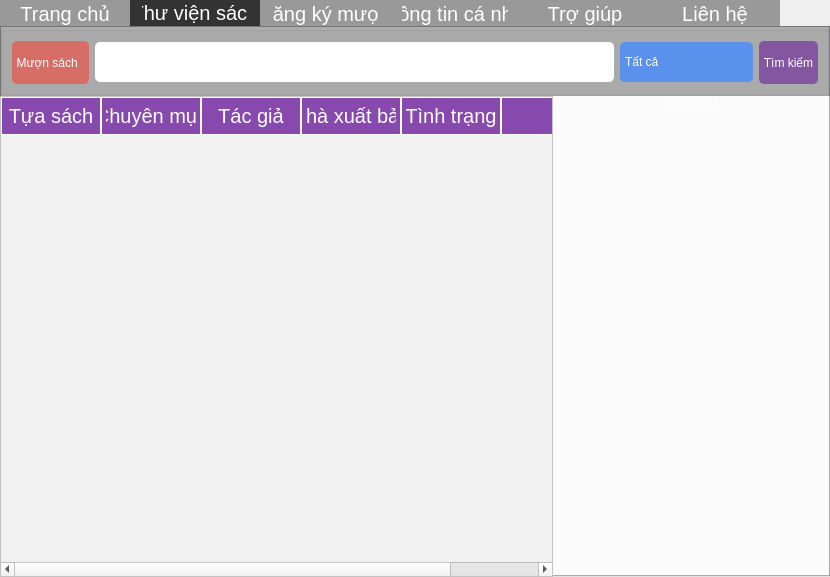
Above: reader.ui from duydvu/Library before the change. Below: the same form after it.
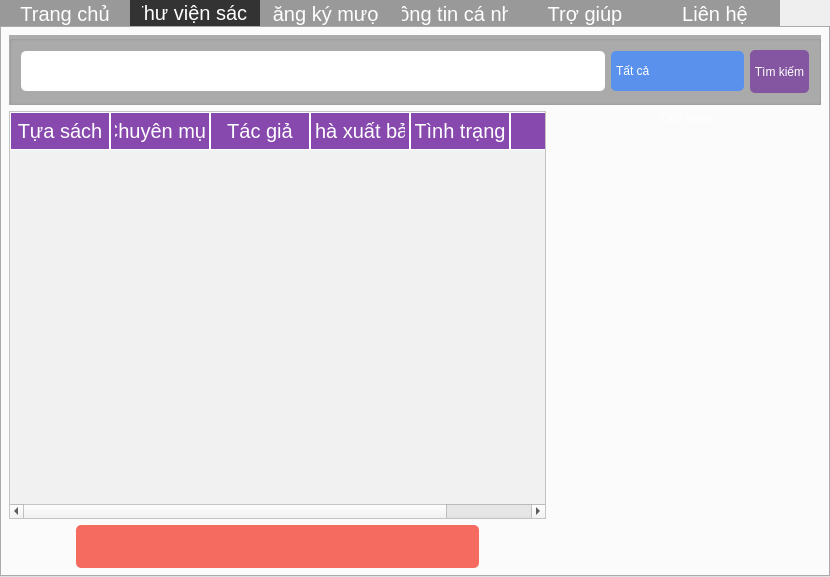
That is the form after the change. The open tabs and pages were chosen to show the change. Icons and pictures are not drawn.

```diff
--- a/reader.ui
+++ b/reader.ui
@@ -201,21 +201,6 @@
           <string>Thư viện sách</string>
          </attribute>
          <layout class="QGridLayout" name="gridLayout_4">
-          <property name="leftMargin">
-           <number>0</number>
-          </property>
-          <property name="topMargin">
-           <number>0</number>
-          </property>
-          <property name="rightMargin">
-           <number>0</number>
-          </property>
-          <property name="bottomMargin">
-           <number>0</number>
-          </property>
-          <property name="spacing">
-           <number>0</number>
-          </property>
           <item row="0" column="0">
            <widget class="QGroupBox" name="groupBox">
             <property name="styleSheet">
@@ -225,30 +210,6 @@
              <string/>
             </property>
             <layout class="QHBoxLayout" name="horizontalLayout">
-             <item>
-              <widget class="QToolButton" name="bookBorrow">
-               <property name="cursor">
-                <cursorShape>PointingHandCursor</cursorShape>
-               </property>
-               <property name="styleSheet">
-                <string notr="true">#bookBorrow{
-	height: 40px;
-	border-width: 0px;
-	border-radius: 5px;
-	background: rgba(244,67,54,150);
-	color: #fff;
-	outline: none;
-	font: 15pt &quot;Myriad Pro Cond&quot;;
-}
-#bookBorrow:hover{
-	background-color: rgba(239,83,80,150);
-}</string>
-               </property>
-               <property name="text">
-                <string>Mượn sách  </string>
-               </property>
-              </widget>
-             </item>
              <item>
               <widget class="QLineEdit" name="bookSearch">
                <property name="styleSheet">
@@ -463,10 +424,9 @@
            </widget>
           </item>
           <item row="1" column="0">
-           <layout class="QHBoxLayout" name="horizontalLayout_2" stretch="2,1">
-            <property name="spacing">
-             <number>0</number>
-            </property>
+           <layout class="QHBoxLayout" name="horizontalLayout_24" stretch="2,1">
+            <item>
+             <layout class="QVBoxLayout" name="verticalLayout_12">
             <item>
              <widget class="QTableWidget" name="bookTable">
               <property name="styleSheet">
@@ -542,6 +502,64 @@
              </widget>
             </item>
             <item>
+               <layout class="QHBoxLayout" name="horizontalLayout_2" stretch="1,1,1">
+                <item>
+                 <spacer name="horizontalSpacer">
+                  <property name="orientation">
+                   <enum>Qt::Horizontal</enum>
+                  </property>
+                  <property name="sizeHint" stdset="0">
+                   <size>
+                    <width>40</width>
+                    <height>20</height>
+                   </size>
+                  </property>
+                 </spacer>
+                </item>
+                <item>
+                 <widget class="QToolButton" name="bookBorrow">
+                  <property name="cursor">
+                   <cursorShape>PointingHandCursor</cursorShape>
+                  </property>
+                  <property name="styleSheet">
+                   <string notr="true">QToolButton{
+	height: 40px;
+	width: 400px;
+	border-width: 0px;
+	border-radius: 5px;
+	background: rgba(244,67,54,200);
+	color: #fff;
+	outline: none;
+	font: 15pt &quot;Myriad Pro Cond&quot;;
+	image: url(Images/cart.png);
+}
+QToolButton:hover{
+	background: rgba(244,67,54,255);
+}</string>
+                  </property>
+                  <property name="text">
+                   <string/>
+                  </property>
+                 </widget>
+                </item>
+                <item>
+                 <spacer name="horizontalSpacer_2">
+                  <property name="orientation">
+                   <enum>Qt::Horizontal</enum>
+                  </property>
+                  <property name="sizeHint" stdset="0">
+                   <size>
+                    <width>40</width>
+                    <height>20</height>
+                   </size>
+                  </property>
+                 </spacer>
+                </item>
+               </layout>
+              </item>
+             </layout>
+            </item>
+            <item>
              <layout class="QVBoxLayout" name="verticalLayout">
               <property name="spacing">
                <number>0</number>
```
Left out of the diff: 63 changed lines with no effect on the pictures. Lines whose indentation alone changed are shown as unchanged.
